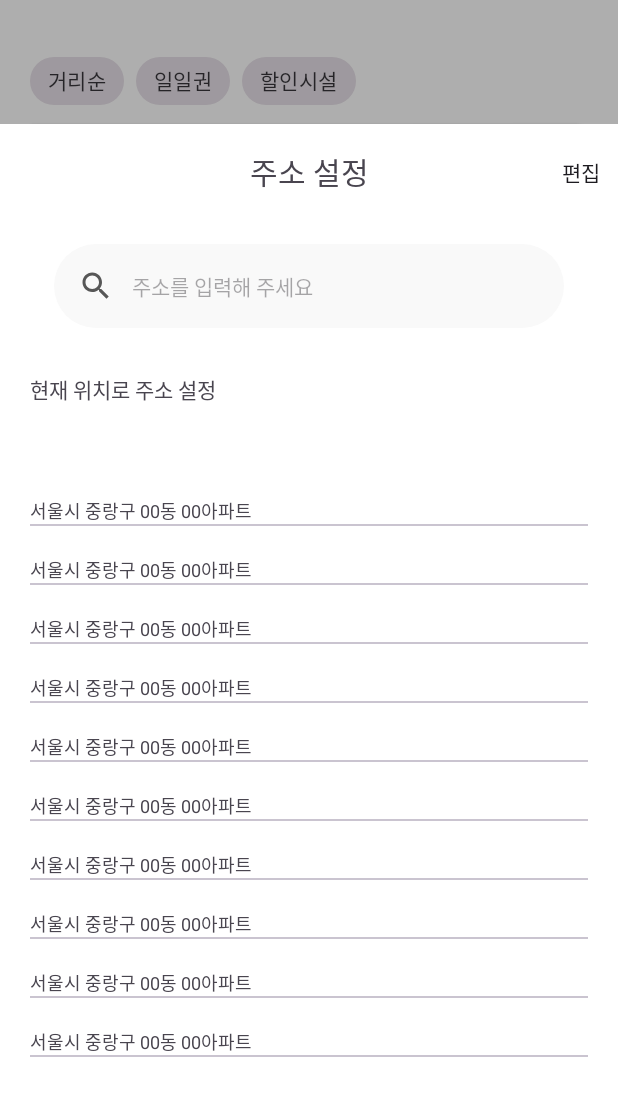
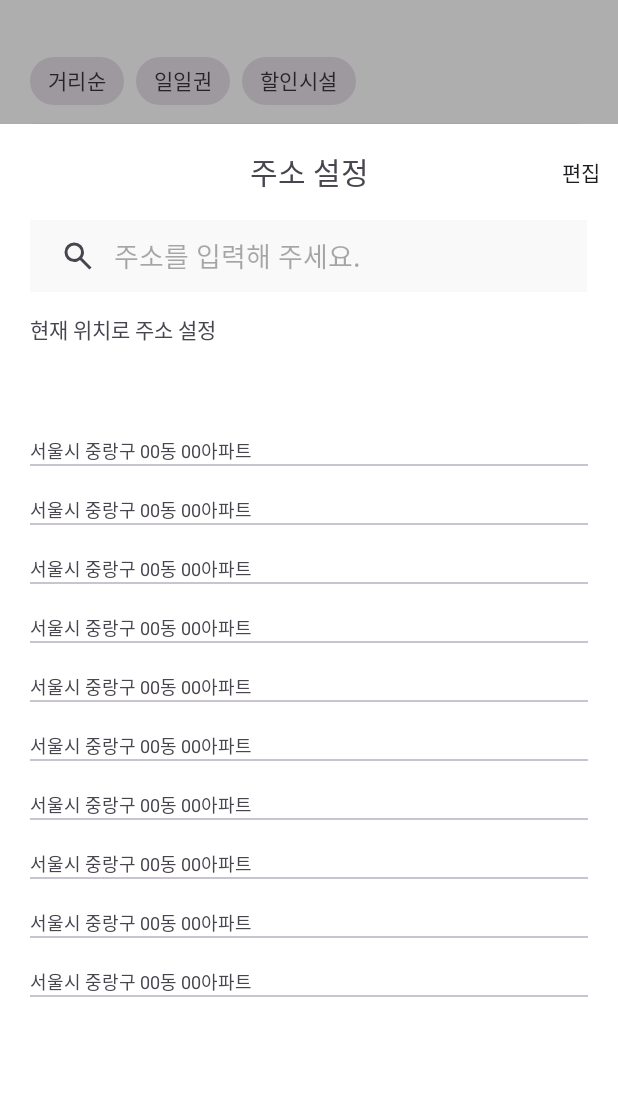
Before and after one commit to APP-Android2/FinalProject-ShoppingMallService-team1, an Android app: the fragment HomeAddressBottomFragment placed in its activity, item 2 of the bottom bar chosen, on a phone screen of 412 x 824 dp. Shown: the top 1096 px of the screen. Run offline under Robolectric (Android 15) with nearby library versions, the phone set to English and light mode, and no system bars; our stand-ins replace data binding.

Commit message:
[Feature] 주소 설정의 검색창 구현

```diff
--- a/app/src/main/java/kr/co/lion/finalproject_shoppingmallservice_team1/fragment/HomeAddressBottomFragment.kt
+++ b/app/src/main/java/kr/co/lion/finalproject_shoppingmallservice_team1/fragment/HomeAddressBottomFragment.kt
@@ -8,6 +8,7 @@ import androidx.fragment.app.Fragment
 import android.view.LayoutInflater
 import android.view.View
 import android.view.ViewGroup
+import android.widget.SearchView
 import androidx.databinding.DataBindingUtil
 import androidx.recyclerview.widget.LinearLayoutManager
 import androidx.recyclerview.widget.RecyclerView
@@ -45,6 +46,7 @@ class HomeAddressBottomFragment : BottomSheetDialogFragment() {
         settingToolbar()
         settingRecyclerViewAddressMain()
         settingEvent()
+        initSearchView()
 
         return fragmentHomeAddressBottomBinding.root
     }
@@ -78,6 +80,24 @@ class HomeAddressBottomFragment : BottomSheetDialogFragment() {
                 addItemDecoration(deco)
             }
         }
+    }
+    fun initSearchView() {
+        fragmentHomeAddressBottomBinding.searchViewHomeBottom.isSubmitButtonEnabled = false
+        fragmentHomeAddressBottomBinding.searchViewHomeBottom.setOnQueryTextListener(object : SearchView.OnQueryTextListener {
+            // 검색을 완료하였을 경우 (키보드에 있는 '검색' 돋보기 버튼을 선택하였을 경우)
+            // return False : 검색 키보드를 내림
+            // return True : 검색 키보드를 내리지 않음
+            override fun onQueryTextSubmit(query: String?): Boolean {
+                // @TODO
+                return false
+            }
+
+            // 검색어를 변경할 때마다 실행됨
+            override fun onQueryTextChange(newText: String?): Boolean {
+                // @TODO
+                return true
+            }
+        })
     }
 
     inner class BottomRecyclerViewAdapter : RecyclerView.Adapter<BottomRecyclerViewAdapter.BottomViewHoleder>(){
--- a/app/src/main/res/layout/fragment_home_address_bottom.xml
+++ b/app/src/main/res/layout/fragment_home_address_bottom.xml
@@ -54,34 +54,16 @@
                         android:paddingLeft="@dimen/Side_Padding"
                         android:paddingRight="@dimen/Side_Padding">
 
-                        <androidx.coordinatorlayout.widget.CoordinatorLayout
-                            android:layout_width="match_parent"
-                            android:layout_height="wrap_content">
-
-                            <com.google.android.material.search.SearchBar
-                                android:id="@+id/searchBarHomeBottom"
-                                android:layout_width="match_parent"
-                                android:layout_height="wrap_content"
-                                android:background="@color/white"
-                                android:hint="주소를 입력해 주세요"
-                                android:textAppearance="@style/TextAppearance.AppCompat.Small"
-                                app:backgroundTint="@color/InputCompartment_Color"
-                                app:navigationIconTint="@color/Writing_Color" />
-
-                            <com.google.android.material.search.SearchView
-                                android:id="@+id/searchViewHomeBottom"
-                                android:layout_width="match_parent"
-                                android:layout_height="match_parent"
-                                android:background="#03A9F4"
-                                app:backgroundTint="@color/InputCompartment_Color"
-                                app:queryHint="검색어를 입력해 주세요">
-
-                                <androidx.recyclerview.widget.RecyclerView
-                                    android:id="@+id/recyclerViewHomeBottomSearch"
-                                    android:layout_width="match_parent"
-                                    android:layout_height="wrap_content" />
-                            </com.google.android.material.search.SearchView>
-                        </androidx.coordinatorlayout.widget.CoordinatorLayout>
+                        <SearchView
+                            android:id="@+id/searchViewHomeBottom"
+                            android:layout_width="371dp"
+                            android:layout_height="48dp"
+                            android:background="@color/InputCompartment_Color"
+                            android:focusable="auto"
+                            android:iconifiedByDefault="false"
+                            android:queryBackground="@null"
+                            android:queryHint="주소를 입력해 주세요."
+                            android:searchIcon="@drawable/search" />
 
                         <TextView
                             android:id="@+id/textViewHomeBottomNowAddress"
```
